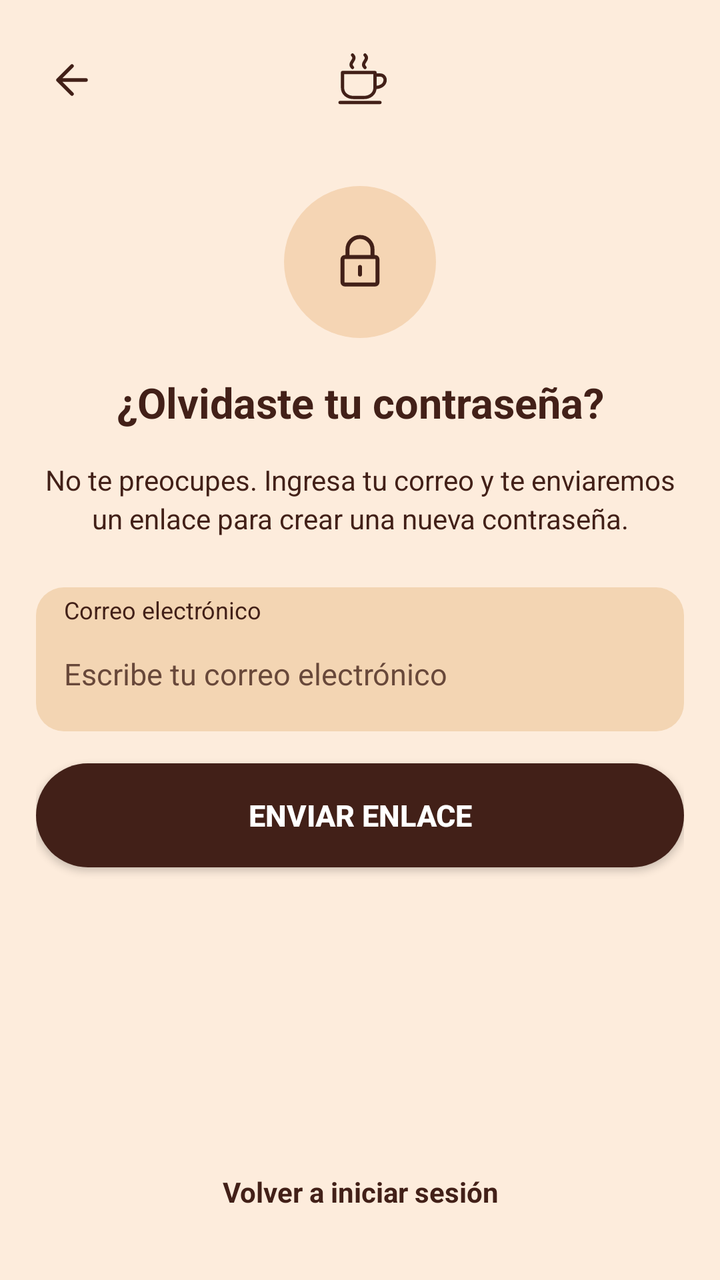
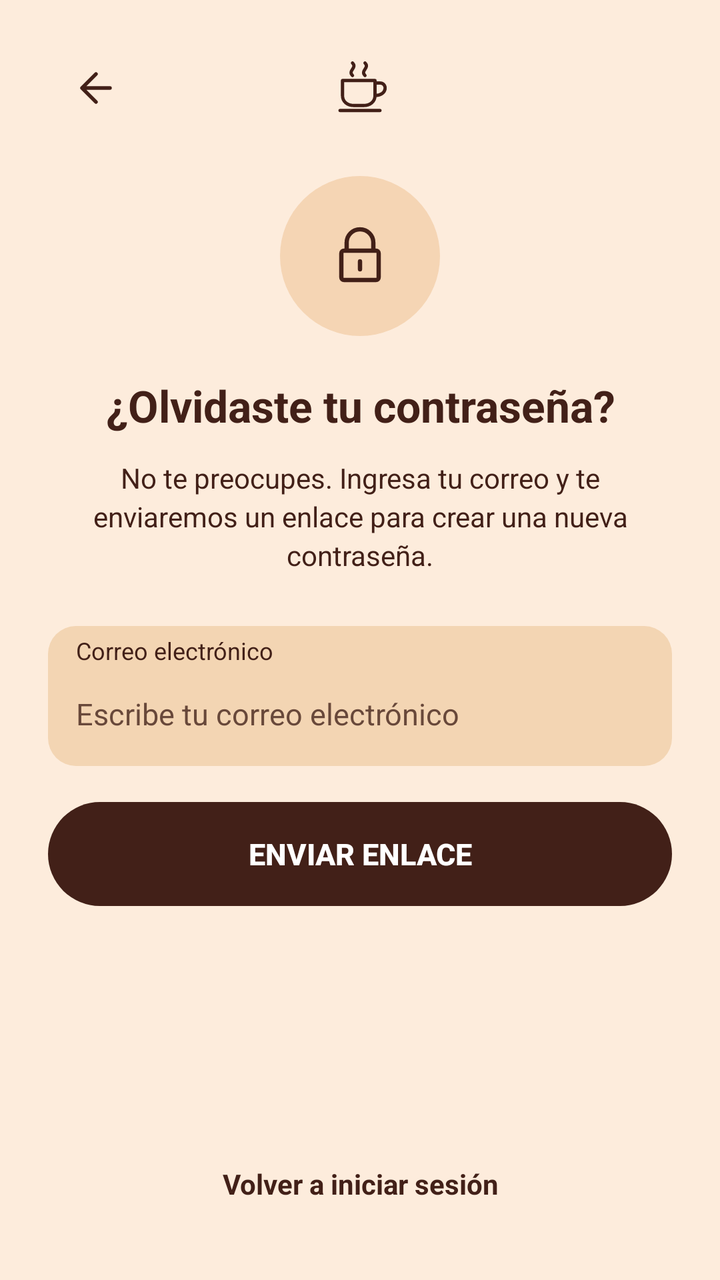

Before-and-after screenshots of an Android layout around one commit, followed by the original layout XML and the change that was made.
<!-- AndroidManifest.xml: application theme Theme.CoffeShop -->
<!-- res/layout/activity_recuperar_contrasena.xml -->
<?xml version="1.0" encoding="utf-8"?>
<androidx.constraintlayout.widget.ConstraintLayout
    xmlns:android="http://schemas.android.com/apk/res/android"
    xmlns:app="http://schemas.android.com/apk/res-auto"
    xmlns:tools="http://schemas.android.com/tools"
    android:id="@+id/main"
    android:layout_width="match_parent"
    android:layout_height="match_parent"
    android:background="#FDECDC"
    tools:context=".Vista.recuperar_contrasena">

    
    <androidx.constraintlayout.widget.ConstraintLayout
        android:id="@+id/contenedorEncabezado"
        android:layout_width="0dp"
        android:layout_height="56dp"
        android:layout_marginTop="12dp"
        app:layout_constraintWidth_max="384dp"
        app:layout_constraintTop_toTopOf="parent"
        app:layout_constraintStart_toStartOf="parent"
        app:layout_constraintEnd_toEndOf="parent">

        
        <ImageButton
            android:id="@+id/btnRegresar"
            android:layout_width="48dp"
            android:layout_height="48dp"
            android:layout_marginStart="12dp"
            android:background="?attr/selectableItemBackgroundBorderless"
            android:src="@drawable/ic_flecha_atras"
            android:padding="12dp"
            android:contentDescription="@string/reg_volver"
            app:layout_constraintStart_toStartOf="parent"
            app:layout_constraintTop_toTopOf="parent"
            app:layout_constraintBottom_toBottomOf="parent"/>

        
        <ImageView
            android:layout_width="30dp"
            android:layout_height="30dp"
            android:src="@drawable/ic_coffee"
            android:contentDescription="@string/logo_coffee"
            app:layout_constraintStart_toStartOf="parent"
            app:layout_constraintEnd_toEndOf="parent"
            app:layout_constraintTop_toTopOf="parent"
            app:layout_constraintBottom_toBottomOf="parent"/>

    </androidx.constraintlayout.widget.ConstraintLayout>

    
    <ScrollView
        android:id="@+id/pantallaRecuperar"
        android:layout_width="0dp"
        android:layout_height="0dp"
        android:fillViewport="true"
        android:scrollbars="none"
        app:layout_constraintWidth_max="384dp"
        app:layout_constraintTop_toBottomOf="@id/contenedorEncabezado"
        app:layout_constraintBottom_toBottomOf="parent"
        app:layout_constraintStart_toStartOf="parent"
        app:layout_constraintEnd_toEndOf="parent">

        <LinearLayout
            android:layout_width="match_parent"
            android:layout_height="wrap_content"
            android:orientation="vertical"
            android:gravity="center_horizontal"
            android:paddingStart="18dp"
            android:paddingEnd="18dp"
            android:paddingBottom="20dp">

            
            <ImageView
                android:layout_width="76dp"
                android:layout_height="76dp"
                android:layout_marginTop="25dp"
                android:background="@drawable/bg_circulo_recuperar"
                android:src="@drawable/ic_candado"
                android:padding="23dp"
                android:contentDescription="@string/rec_icono_candado"/>

            
            <TextView
                android:id="@+id/txtTituloRecuperar"
                android:layout_width="match_parent"
                android:layout_height="wrap_content"
                android:layout_marginTop="18dp"
                android:gravity="center"
                android:text="@string/rec_titulo"
                android:textColor="#422018"
                android:textSize="21sp"
                android:textStyle="bold"/>

            
            <TextView
                android:id="@+id/txtDescripcionRecuperar"
                android:layout_width="match_parent"
                android:layout_height="wrap_content"
                android:layout_marginTop="15dp"
                android:gravity="center"
                android:text="@string/rec_descripcion"
                android:textColor="#422018"
                android:textSize="14sp"
                android:lineSpacingExtra="3dp"/>

            
            <LinearLayout
                android:id="@+id/contenedorCorreo"
                android:layout_width="match_parent"
                android:layout_height="72dp"
                android:layout_marginTop="25dp"
                android:background="@drawable/bg_campo"
                android:orientation="vertical"
                android:paddingStart="14dp"
                android:paddingEnd="14dp"
                android:paddingTop="3dp"
                android:paddingBottom="3dp">

                <TextView
                    android:layout_width="match_parent"
                    android:layout_height="wrap_content"
                    android:labelFor="@id/txtCorreoRecuperar"
                    android:text="@string/correo"
                    android:textColor="#422018"
                    android:textSize="12sp"/>

                <EditText
                    android:id="@+id/txtCorreoRecuperar"
                    android:layout_width="match_parent"
                    android:layout_height="48dp"
                    android:background="@null"
                    android:hint="@string/hint_correo"
                    android:inputType="textEmailAddress"
                    android:autofillHints="emailAddress"
                    android:imeOptions="actionDone"
                    android:singleLine="true"
                    android:padding="0dp"
                    android:textColor="#422018"
                    android:textColorHint="#68483A"
                    android:textSize="15sp"/>

            </LinearLayout>

            
            <TextView
                android:id="@+id/txtErrorCorreo"
                android:layout_width="match_parent"
                android:layout_height="wrap_content"
                android:layout_marginTop="6dp"
                android:text="@string/rec_error_correo"
                android:textColor="#B93826"
                android:textSize="12sp"
                android:visibility="gone"
                tools:visibility="gone"/>

            
            <androidx.appcompat.widget.AppCompatButton
                android:id="@+id/btnEnviarEnlace"
                android:layout_width="match_parent"
                android:layout_height="52dp"
                android:layout_marginTop="16dp"
                android:background="@drawable/bg_boton"
                android:backgroundTint="#422018"
                app:backgroundTint="#422018"
                android:text="@string/rec_enviar_enlace"
                android:textAllCaps="false"
                android:textColor="#FFFFFF"
                android:textSize="15sp"
                android:textStyle="bold"
                android:elevation="0dp"/>

            
            <Space
                android:layout_width="1dp"
                android:layout_height="0dp"
                android:layout_weight="1"/>

            
            <TextView
                android:id="@+id/txtVolverLogin"
                android:layout_width="match_parent"
                android:layout_height="48dp"
                android:layout_marginTop="28dp"
                android:gravity="center"
                android:text="@string/rec_volver_login"
                android:textColor="#422018"
                android:textSize="14sp"
                android:textStyle="bold"

                android:clickable="true"
                android:focusable="true"/>

        </LinearLayout>

    </ScrollView>

    
    <ScrollView
        android:id="@+id/pantallaCorreoEnviado"
        android:layout_width="0dp"
        android:layout_height="0dp"
        android:fillViewport="true"
        android:scrollbars="none"
        android:visibility="gone"
        app:layout_constraintWidth_max="384dp"
        app:layout_constraintTop_toBottomOf="@id/contenedorEncabezado"
        app:layout_constraintBottom_toBottomOf="parent"
        app:layout_constraintStart_toStartOf="parent"
        app:layout_constraintEnd_toEndOf="parent">

        <LinearLayout
            android:layout_width="match_parent"
            android:layout_height="wrap_content"
            android:orientation="vertical"
            android:gravity="center_horizontal"
            android:paddingStart="18dp"
            android:paddingEnd="18dp"
            android:paddingBottom="20dp">

            
            <ImageView
                android:layout_width="76dp"
                android:layout_height="76dp"
                android:layout_marginTop="25dp"
                android:background="@drawable/bg_circulo_recuperar"
                android:src="@drawable/ic_sobre"
                android:padding="23dp"
                android:contentDescription="@string/rec_icono_correo"/>

            
            <TextView
                android:id="@+id/txtTituloEnviado"
                android:layout_width="match_parent"
                android:layout_height="wrap_content"
                android:layout_marginTop="18dp"
                android:gravity="center"
                android:text="@string/rec_correo_enviado"
                android:textColor="#422018"
                android:textSize="21sp"
                android:textStyle="bold"/>

            
            <TextView
                android:id="@+id/txtDescripcionEnviado"
                android:layout_width="match_parent"
                android:layout_height="wrap_content"
                android:layout_marginTop="15dp"
                android:gravity="center"
                android:text="@string/rec_descripcion_enviado"
                android:textColor="#422018"
                android:textSize="14sp"
                android:lineSpacingExtra="3dp"/>

            
            <androidx.appcompat.widget.AppCompatButton
                android:id="@+id/btnVolverIniciarSesion"
                android:layout_width="match_parent"
                android:layout_height="52dp"
                android:layout_marginTop="22dp"
                android:background="@drawable/bg_boton"
                android:backgroundTint="#422018"
                app:backgroundTint="#422018"
                android:text="@string/rec_boton_volver"
                android:textAllCaps="false"
                android:textColor="#FFFFFF"
                android:textSize="15sp"
                android:textStyle="bold"
                android:elevation="0dp"/>

            
            <LinearLayout
                android:layout_width="match_parent"
                android:layout_height="wrap_content"
                android:layout_marginTop="12dp"
                android:gravity="center"
                android:orientation="horizontal">

                <TextView
                    android:layout_width="wrap_content"
                    android:layout_height="wrap_content"
                    android:text="@string/rec_no_llego"
                    android:textColor="#422018"
                    android:textSize="14sp"/>

                <TextView
                    android:id="@+id/txtReenviarCorreo"
                    android:layout_width="wrap_content"
                    android:layout_height="48dp"
                    android:minWidth="48dp"
                    android:layout_marginStart="6dp"
                    android:gravity="center"
                    android:text="@string/rec_reenviar"
                    android:textColor="#422018"
                    android:textSize="14sp"
                    android:textStyle="bold"

                    android:clickable="true"
                    android:focusable="true"/>

            </LinearLayout>

        </LinearLayout>

    </ScrollView>

</androidx.constraintlayout.widget.ConstraintLayout>
<!-- resources referenced by this layout -->
<resources>
  <!-- drawable bg_boton (drawable) -->
  <?xml version="1.0" encoding="utf-8"?>
  <shape xmlns:android="http://schemas.android.com/apk/res/android">
      <solid android:color="#43241B" />
      <corners android:radius="30dp" />
  </shape>
  <!-- drawable bg_campo (drawable) -->
  <?xml version="1.0" encoding="utf-8"?>
  <shape xmlns:android="http://schemas.android.com/apk/res/android"
      android:shape="rectangle">
  
      <solid android:color="#F3D5B3" />
      <corners android:radius="14dp" />
  
  </shape>
  <!-- drawable bg_circulo_recuperar (drawable) -->
  <?xml version="1.0" encoding="utf-8"?>
  <shape xmlns:android="http://schemas.android.com/apk/res/android"
      android:shape="oval">
  
      <solid android:color="#F5D5B4"/>
  
  </shape>
  <!-- drawable ic_coffee (drawable) -->
  <vector xmlns:android="http://schemas.android.com/apk/res/android"
      android:width="30dp"
      android:height="30dp"
      android:viewportWidth="24"
      android:viewportHeight="24">
  
      <path
          android:fillColor="#00000000"
          android:strokeColor="#422018"
          android:strokeWidth="1.3"
          android:strokeLineCap="round"
          android:strokeLineJoin="round"
          android:pathData="M5,9 L18,9 L18,15 C18,17.5 16,19 13.5,19 L9.5,19 C7,19 5,17.5 5,15 Z M18,10 L20,10 C23,10 23,15 18,15 M4,21 L20,21 M9,7 C7,5 11,4 9,2 M14,7 C12,5 16,4 14,2"/>
  
  </vector>
  <!-- drawable ic_flecha_atras (drawable) -->
  <?xml version="1.0" encoding="utf-8"?>
  <vector xmlns:android="http://schemas.android.com/apk/res/android"
      android:width="24dp"
      android:height="24dp"
      android:viewportWidth="24"
      android:viewportHeight="24">
  
      <path
          android:fillColor="#00000000"
          android:strokeColor="#422018"
          android:strokeWidth="1.8"
          android:strokeLineCap="round"
          android:strokeLineJoin="round"
          android:pathData="M19,12 L5,12 M12,19 L5,12 L12,5"/>
  
  </vector>
  <!-- drawable ic_sobre (drawable) -->
  <?xml version="1.0" encoding="utf-8"?>
  <vector xmlns:android="http://schemas.android.com/apk/res/android"
      android:width="24dp"
      android:height="24dp"
      android:viewportWidth="24"
      android:viewportHeight="24">
  
      <path
          android:fillColor="#00000000"
          android:strokeColor="#422018"
          android:strokeWidth="1.6"
          android:strokeLineCap="round"
          android:strokeLineJoin="round"
          android:pathData="M3,5 L21,5 L21,19 L3,19 Z M3,7 L12,13 L21,7"/>
  
  </vector>
  <string name="correo">Correo electrónico</string>
  <string name="hint_correo">Escribe tu correo electrónico</string>
  <string name="logo_coffee">Logo Coffee Shop</string>
  <string name="rec_boton_volver">VOLVER A INICIAR SESIÓN</string>
  <string name="rec_correo_enviado">Revisa tu correo</string>
  <string name="rec_descripcion">No te preocupes. Ingresa tu correo y te enviaremos un enlace para crear una nueva contraseña.</string>
  <string name="rec_descripcion_enviado">Enviamos un enlace de recuperación a tu correo. Si no lo ves, revisa tu carpeta de spam.</string>
  <string name="rec_enviar_enlace">ENVIAR ENLACE</string>
  <string name="rec_error_correo">Ingresa un correo válido</string>
  <string name="rec_icono_candado">Recuperar contraseña</string>
  <string name="rec_icono_correo">Correo enviado</string>
  <string name="rec_no_llego">¿No te llegó?</string>
  <string name="rec_reenviar">Reenviar correo</string>
  <string name="rec_titulo">¿Olvidaste tu contraseña?</string>
  <string name="rec_volver_login">Volver a iniciar sesión</string>
  <string name="reg_volver">Regresar</string>
  <style name="Theme.CoffeShop" parent="Base.Theme.CoffeShop" />
  <style name="Base.Theme.CoffeShop" parent="Theme.Material3.DayNight.NoActionBar">
          
          
      </style>
  <!-- unchanged entries left out for length: 1 -->
</resources>

<!-- the commit's change to res/layout/activity_recuperar_contrasena.xml (unified diff, before → after) -->
@@ -7,6 +7,9 @@
     android:layout_width="match_parent"
     android:layout_height="match_parent"
     android:background="#FDECDC"
+    android:focusable="true"
+    android:focusableInTouchMode="true"
+    android:descendantFocusability="beforeDescendants"
     tools:context=".Vista.recuperar_contrasena">
 
     
@@ -14,8 +17,10 @@
         android:id="@+id/contenedorEncabezado"
         android:layout_width="0dp"
         android:layout_height="56dp"
-        android:layout_marginTop="12dp"
-        app:layout_constraintWidth_max="384dp"
+        android:layout_marginTop="16dp"
+        android:paddingStart="24dp"
+        android:paddingEnd="24dp"
+        app:layout_constraintWidth_max="480dp"
         app:layout_constraintTop_toTopOf="parent"
         app:layout_constraintStart_toStartOf="parent"
         app:layout_constraintEnd_toEndOf="parent">
@@ -25,9 +30,9 @@
             android:id="@+id/btnRegresar"
             android:layout_width="48dp"
             android:layout_height="48dp"
-            android:layout_marginStart="12dp"
             android:background="?attr/selectableItemBackgroundBorderless"
             android:src="@drawable/ic_flecha_atras"
+            android:scaleType="fitCenter"
             android:padding="12dp"
             android:contentDescription="@string/reg_volver"
             app:layout_constraintStart_toStartOf="parent"
@@ -39,6 +44,7 @@
             android:layout_width="30dp"
             android:layout_height="30dp"
             android:src="@drawable/ic_coffee"
+            android:scaleType="fitCenter"
             android:contentDescription="@string/logo_coffee"
             app:layout_constraintStart_toStartOf="parent"
             app:layout_constraintEnd_toEndOf="parent"
@@ -54,7 +60,8 @@
         android:layout_height="0dp"
         android:fillViewport="true"
         android:scrollbars="none"
-        app:layout_constraintWidth_max="384dp"
+        android:overScrollMode="never"
+        app:layout_constraintWidth_max="480dp"
         app:layout_constraintTop_toBottomOf="@id/contenedorEncabezado"
         app:layout_constraintBottom_toBottomOf="parent"
         app:layout_constraintStart_toStartOf="parent"
@@ -64,19 +71,20 @@
             android:layout_width="match_parent"
             android:layout_height="wrap_content"
             android:orientation="vertical"
-            android:gravity="center_horizontal"
-            android:paddingStart="18dp"
-            android:paddingEnd="18dp"
-            android:paddingBottom="20dp">
+            android:gravity="top|center_horizontal"
+            android:paddingStart="24dp"
+            android:paddingEnd="24dp"
+            android:paddingTop="16dp"
+            android:paddingBottom="24dp">
 
             
             <ImageView
-                android:layout_width="76dp"
-                android:layout_height="76dp"
-                android:layout_marginTop="25dp"
+                android:layout_width="80dp"
+                android:layout_height="80dp"
                 android:background="@drawable/bg_circulo_recuperar"
                 android:src="@drawable/ic_candado"
-                android:padding="23dp"
+                android:scaleType="fitCenter"
+                android:padding="24dp"
                 android:contentDescription="@string/rec_icono_candado"/>
 
             
@@ -84,11 +92,11 @@
                 android:id="@+id/txtTituloRecuperar"
                 android:layout_width="match_parent"
                 android:layout_height="wrap_content"
-                android:layout_marginTop="18dp"
+                android:layout_marginTop="20dp"
                 android:gravity="center"
                 android:text="@string/rec_titulo"
                 android:textColor="#422018"
-                android:textSize="21sp"
+                android:textSize="22sp"
                 android:textStyle="bold"/>
 
             
@@ -96,7 +104,7 @@
                 android:id="@+id/txtDescripcionRecuperar"
                 android:layout_width="match_parent"
                 android:layout_height="wrap_content"
-                android:layout_marginTop="15dp"
+                android:layout_marginTop="12dp"
                 android:gravity="center"
                 android:text="@string/rec_descripcion"
                 android:textColor="#422018"
@@ -107,19 +115,20 @@
             <LinearLayout
                 android:id="@+id/contenedorCorreo"
                 android:layout_width="match_parent"
-                android:layout_height="72dp"
-                android:layout_marginTop="25dp"
+                android:layout_height="wrap_content"
+                android:layout_marginTop="26dp"
                 android:background="@drawable/bg_campo"
                 android:orientation="vertical"
                 android:paddingStart="14dp"
                 android:paddingEnd="14dp"
-                android:paddingTop="3dp"
-                android:paddingBottom="3dp">
+                android:paddingTop="6dp"
+                android:paddingBottom="2dp">
 
                 <TextView
                     android:layout_width="match_parent"
                     android:layout_height="wrap_content"
                     android:labelFor="@id/txtCorreoRecuperar"
+                    android:includeFontPadding="false"
                     android:text="@string/correo"
                     android:textColor="#422018"
                     android:textSize="12sp"/>
@@ -127,8 +136,10 @@
                 <EditText
                     android:id="@+id/txtCorreoRecuperar"
                     android:layout_width="match_parent"
-                    android:layout_height="48dp"
+                    android:layout_height="wrap_content"
+                    android:minHeight="48dp"
                     android:background="@null"
+                    android:gravity="center_vertical"
                     android:hint="@string/hint_correo"
                     android:inputType="textEmailAddress"
                     android:autofillHints="emailAddress"
@@ -147,6 +158,7 @@
                 android:layout_width="match_parent"
                 android:layout_height="wrap_content"
                 android:layout_marginTop="6dp"
+                android:accessibilityLiveRegion="polite"
                 android:text="@string/rec_error_correo"
                 android:textColor="#B93826"
                 android:textSize="12sp"
@@ -157,17 +169,21 @@
             <androidx.appcompat.widget.AppCompatButton
                 android:id="@+id/btnEnviarEnlace"
                 android:layout_width="match_parent"
-                android:layout_height="52dp"
-                android:layout_marginTop="16dp"
+                android:layout_height="wrap_content"
+                android:minHeight="52dp"
+                android:layout_marginTop="18dp"
                 android:background="@drawable/bg_boton"
                 android:backgroundTint="#422018"
                 app:backgroundTint="#422018"
+                android:paddingTop="12dp"
+                android:paddingBottom="12dp"
                 android:text="@string/rec_enviar_enlace"
                 android:textAllCaps="false"
                 android:textColor="#FFFFFF"
                 android:textSize="15sp"
                 android:textStyle="bold"
-                android:elevation="0dp"/>
+                android:elevation="0dp"
+                android:stateListAnimator="@null"/>
 
             
             <Space
@@ -179,14 +195,14 @@
             <TextView
                 android:id="@+id/txtVolverLogin"
                 android:layout_width="match_parent"
-                android:layout_height="48dp"
-                android:layout_marginTop="28dp"
+                android:layout_height="wrap_content"
+                android:minHeight="48dp"
+                android:layout_marginTop="24dp"
                 android:gravity="center"
                 android:text="@string/rec_volver_login"
                 android:textColor="#422018"
                 android:textSize="14sp"
                 android:textStyle="bold"
-
                 android:clickable="true"
                 android:focusable="true"/>
 
@@ -201,8 +217,9 @@
         android:layout_height="0dp"
         android:fillViewport="true"
         android:scrollbars="none"
+        android:overScrollMode="never"
         android:visibility="gone"
-        app:layout_constraintWidth_max="384dp"
+        app:layout_constraintWidth_max="480dp"
         app:layout_constraintTop_toBottomOf="@id/contenedorEncabezado"
         app:layout_constraintBottom_toBottomOf="parent"
         app:layout_constraintStart_toStartOf="parent"
@@ -212,19 +229,20 @@
             android:layout_width="match_parent"
             android:layout_height="wrap_content"
             android:orientation="vertical"
-            android:gravity="center_horizontal"
-            android:paddingStart="18dp"
-            android:paddingEnd="18dp"
-            android:paddingBottom="20dp">
+            android:gravity="top|center_horizontal"
+            android:paddingStart="24dp"
+            android:paddingEnd="24dp"
+            android:paddingTop="16dp"
+            android:paddingBottom="24dp">
 
             
             <ImageView
-                android:layout_width="76dp"
-                android:layout_height="76dp"
-                android:layout_marginTop="25dp"
+                android:layout_width="80dp"
+                android:layout_height="80dp"
                 android:background="@drawable/bg_circulo_recuperar"
                 android:src="@drawable/ic_sobre"
-                android:padding="23dp"
+                android:scaleType="fitCenter"
+                android:padding="24dp"
                 android:contentDescription="@string/rec_icono_correo"/>
 
             
@@ -232,11 +250,11 @@
                 android:id="@+id/txtTituloEnviado"
                 android:layout_width="match_parent"
                 android:layout_height="wrap_content"
-                android:layout_marginTop="18dp"
+                android:layout_marginTop="20dp"
                 android:gravity="center"
                 android:text="@string/rec_correo_enviado"
                 android:textColor="#422018"
-                android:textSize="21sp"
+                android:textSize="22sp"
                 android:textStyle="bold"/>
 
             
@@ -244,7 +262,7 @@
                 android:id="@+id/txtDescripcionEnviado"
                 android:layout_width="match_parent"
                 android:layout_height="wrap_content"
-                android:layout_marginTop="15dp"
+                android:layout_marginTop="12dp"
                 android:gravity="center"
                 android:text="@string/rec_descripcion_enviado"
                 android:textColor="#422018"
@@ -255,17 +273,21 @@
             <androidx.appcompat.widget.AppCompatButton
                 android:id="@+id/btnVolverIniciarSesion"
                 android:layout_width="match_parent"
-                android:layout_height="52dp"
-                android:layout_marginTop="22dp"
+                android:layout_height="wrap_content"
+                android:minHeight="52dp"
+                android:layout_marginTop="26dp"
                 android:background="@drawable/bg_boton"
                 android:backgroundTint="#422018"
                 app:backgroundTint="#422018"
+                android:paddingTop="12dp"
+                android:paddingBottom="12dp"
                 android:text="@string/rec_boton_volver"
                 android:textAllCaps="false"
                 android:textColor="#FFFFFF"
                 android:textSize="15sp"
                 android:textStyle="bold"
-                android:elevation="0dp"/>
+                android:elevation="0dp"
+                android:stateListAnimator="@null"/>
 
             
             <LinearLayout
@@ -276,24 +298,26 @@
                 android:orientation="horizontal">
 
                 <TextView
-                    android:layout_width="wrap_content"
+                    android:layout_width="0dp"
                     android:layout_height="wrap_content"
+                    android:layout_weight="1"
+                    android:gravity="end|center_vertical"
                     android:text="@string/rec_no_llego"
                     android:textColor="#422018"
                     android:textSize="14sp"/>
 
                 <TextView
                     android:id="@+id/txtReenviarCorreo"
-                    android:layout_width="wrap_content"
-                    android:layout_height="48dp"
-                    android:minWidth="48dp"
+                    android:layout_width="0dp"
+                    android:layout_height="wrap_content"
+                    android:layout_weight="1"
+                    android:minHeight="48dp"
                     android:layout_marginStart="6dp"
-                    android:gravity="center"
+                    android:gravity="start|center_vertical"
                     android:text="@string/rec_reenviar"
                     android:textColor="#422018"
                     android:textSize="14sp"
                     android:textStyle="bold"
-
                     android:clickable="true"
                     android:focusable="true"/>
 
